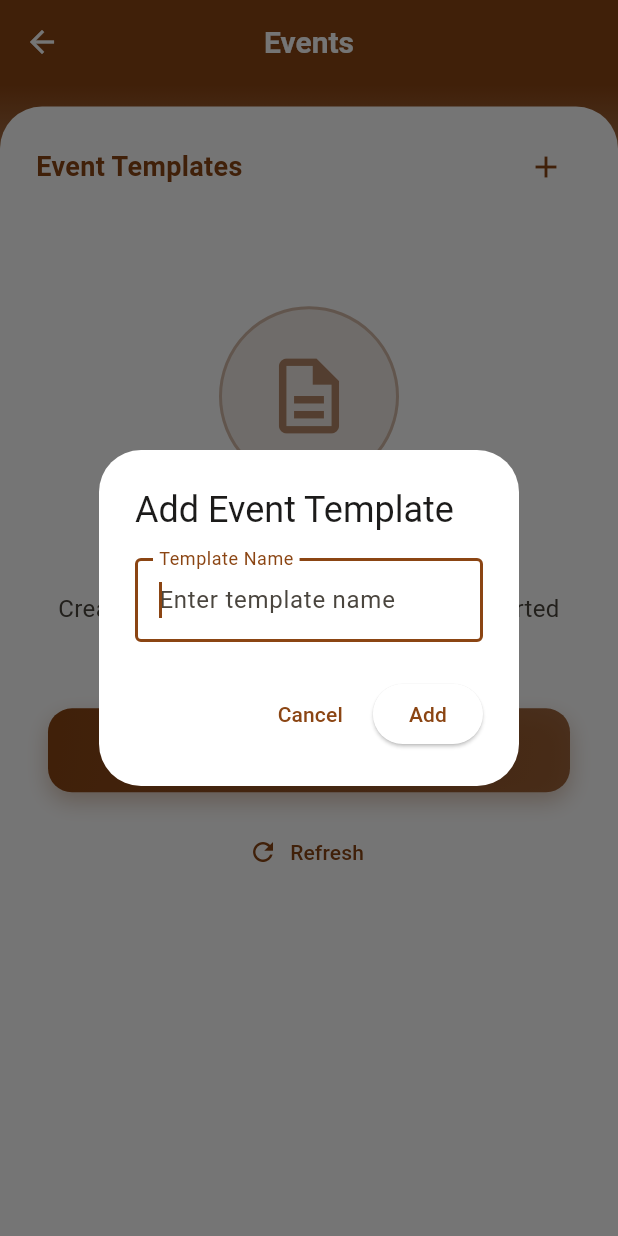
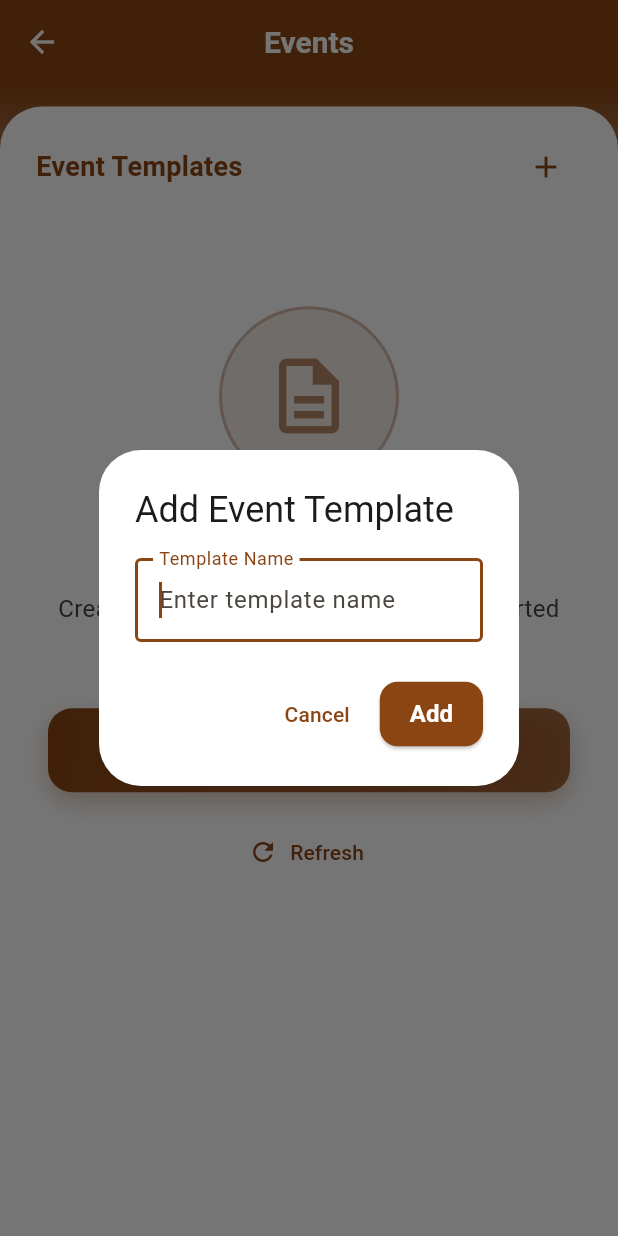
Before and after one commit to AVDAPPLICATIONS/decoration, a Flutter app: the EventScreen screen opened directly with empty values, after a tap on the "add" icon, on a phone screen of 412 x 824 dp. Run offline on Flutter 3.47's test engine with Material 3 defaults, Android fonts, the phone set to English and light mode, and no system bars; our stand-ins replace device_preview, dio, file_picker, fl_chart, flutter_riverpod, image_picker and 6 more; accounts and stored records are empty; network calls fail.

Commit message:
Updated the Event Template Screen

```diff
--- a/lib/themes/app_theme.dart
+++ b/lib/themes/app_theme.dart
@@ -7,7 +7,7 @@ class AppColors {
   static const Color background = Color(0xFFFBF9D1); // Pale cream
   static const Color accentIcon = Color(0xFFE6CFA9); // Light beige for icons
   static const Color chartDivider =
-      Color(0xFFC1856D); // Warm brown for chart dividers
+  Color(0xFFC1856D); // Warm brown for chart dividers
 }
 
 class AppTheme {
@@ -21,7 +21,22 @@ class AppTheme {
       backgroundColor: ColorSchemes.lightColorScheme.primary,
       foregroundColor: ColorSchemes.lightColorScheme.onPrimary,
     ),
-    // Add more theming as needed
+
+    // 🔥 Global ElevatedButton style
+    elevatedButtonTheme: ElevatedButtonThemeData(
+      style: ElevatedButton.styleFrom(
+        backgroundColor: ColorSchemes.lightColorScheme.primary,
+        foregroundColor: ColorSchemes.lightColorScheme.onPrimary,
+        shape: RoundedRectangleBorder(
+          borderRadius: BorderRadius.circular(12),
+        ),
+        padding: const EdgeInsets.symmetric(horizontal: 20, vertical: 12),
+        textStyle: const TextStyle(
+          fontSize: 16,
+          fontWeight: FontWeight.bold,
+        ),
+      ),
+    ),
   );
 
   static final ThemeData darkTheme = ThemeData(
@@ -34,6 +49,21 @@ class AppTheme {
       backgroundColor: ColorSchemes.darkColorScheme.primary,
       foregroundColor: ColorSchemes.darkColorScheme.onPrimary,
     ),
-    // Add more theming as needed
+
+    // 🔥 Global ElevatedButton style
+    elevatedButtonTheme: ElevatedButtonThemeData(
+      style: ElevatedButton.styleFrom(
+        backgroundColor: ColorSchemes.darkColorScheme.primary,
+        foregroundColor: ColorSchemes.darkColorScheme.onPrimary,
+        shape: RoundedRectangleBorder(
+          borderRadius: BorderRadius.circular(12),
+        ),
+        padding: const EdgeInsets.symmetric(horizontal: 20, vertical: 12),
+        textStyle: const TextStyle(
+          fontSize: 16,
+          fontWeight: FontWeight.bold,
+        ),
+      ),
+    ),
   );
 }
--- a/lib/views/event/event_screen.dart
+++ b/lib/views/event/event_screen.dart
@@ -1,3 +1,4 @@
+import 'package:avd_decoration_application/themes/app_theme.dart';
 import 'package:flutter/material.dart';
 import 'event_details_screen.dart';
 import 'years_screen.dart';
@@ -885,20 +886,24 @@ class _EventScreenState extends ConsumerState<EventScreen> {
 
   void _showAddTemplateDialog(BuildContext context) {
     final TextEditingController nameController = TextEditingController();
+    String? errorText; // holds the error message
 
     showDialog(
       context: context,
-      builder: (context) => AlertDialog(
+      builder: (context) {
+        return StatefulBuilder(
+          builder: (context, setState) => AlertDialog(
             title: const Text('Add Event Template'),
             content: Column(
               mainAxisSize: MainAxisSize.min,
               children: [
                 TextField(
                   controller: nameController,
-              decoration: const InputDecoration(
+                  decoration: InputDecoration(
                     labelText: 'Template Name',
                     hintText: 'Enter template name',
-                border: OutlineInputBorder(),
+                    border: const OutlineInputBorder(),
+                    errorText: errorText, // display error here
                   ),
                   autofocus: true,
                 ),
@@ -916,20 +921,18 @@ class _EventScreenState extends ConsumerState<EventScreen> {
                     Navigator.pop(context);
                     await _createTemplate(name);
                   } else {
-                ScaffoldMessenger.of(context).showSnackBar(
-                  const SnackBar(
-                    content: Text('Please enter a template name'),
-                    backgroundColor: Colors.red,
-                    behavior: SnackBarBehavior.floating,
-                    margin: EdgeInsets.only(bottom: 100, left: 16, right: 16),
-                  ),
-                );
+                    // update the error message inside the dialog
+                    setState(() {
+                      errorText = 'Please enter a template name';
+                    });
                   }
                 },
                 child: const Text('Add'),
               ),
             ],
           ),
+        );
+      },
     );
   }
 
@@ -940,7 +943,7 @@ class _EventScreenState extends ConsumerState<EventScreen> {
         ScaffoldMessenger.of(context).showSnackBar(
           SnackBar(
             content: const Text('Creating template...'),
-            backgroundColor: Colors.blue,
+            backgroundColor: AppColors.primary,
             duration: const Duration(seconds: 1),
             behavior: SnackBarBehavior.floating,
             margin: const EdgeInsets.only(bottom: 100, left: 16, right: 16),
```
Lines whose indentation alone changed are shown as unchanged.
